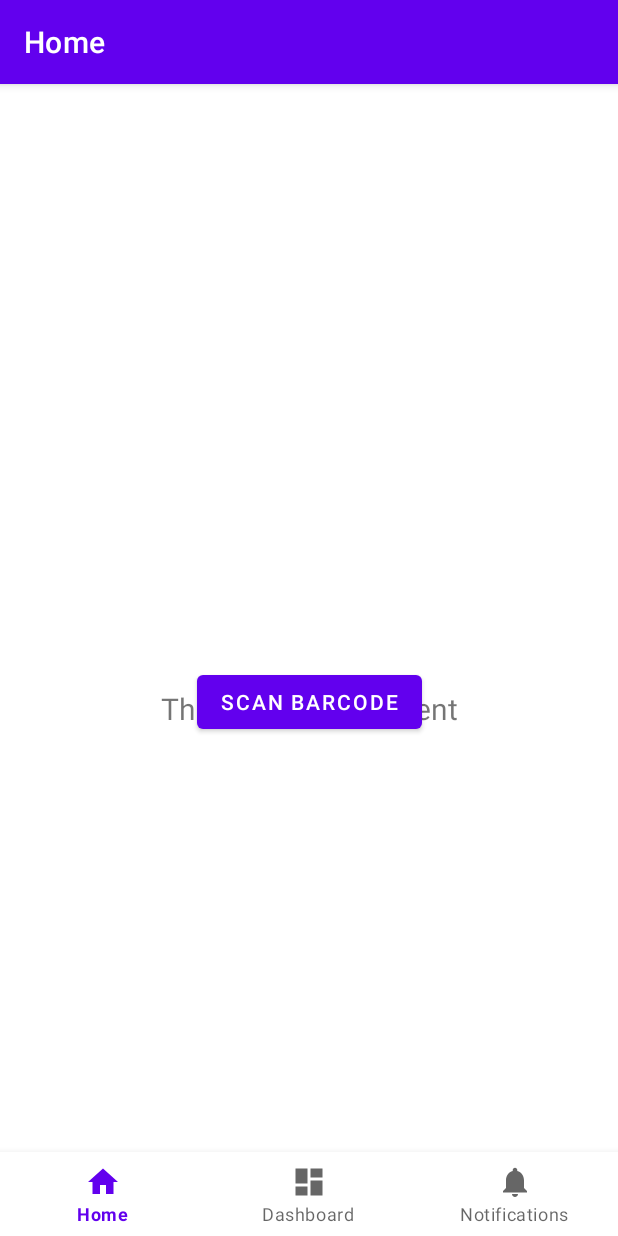
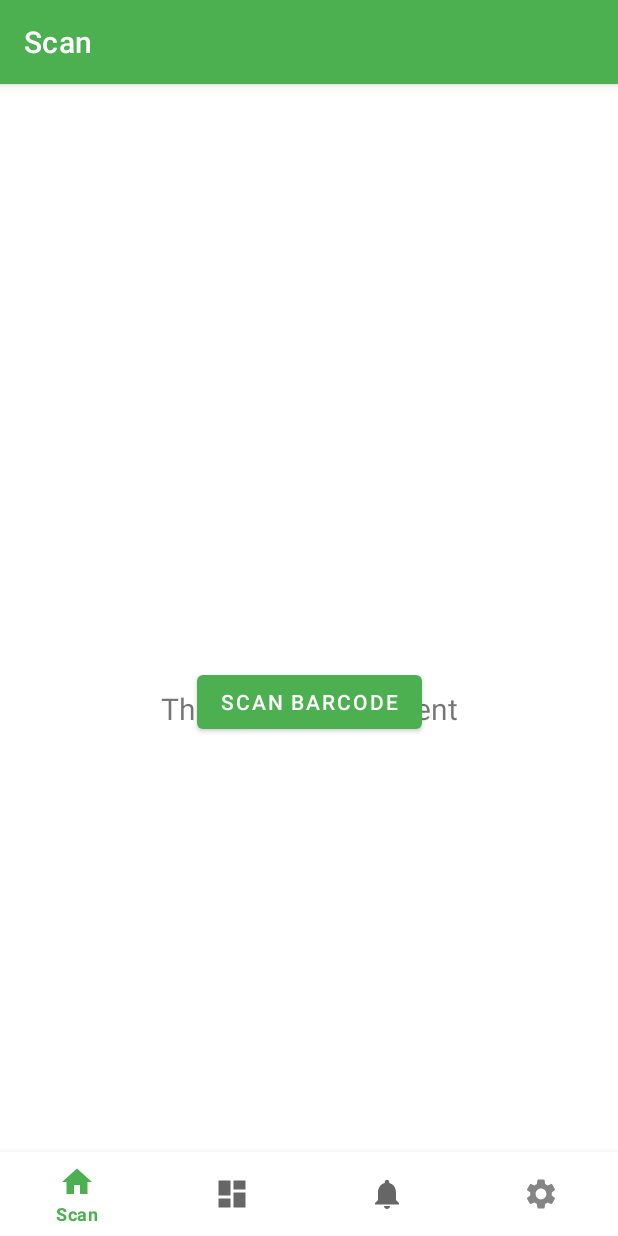
Before and after one commit to EmirTutar/RateMeNew, an Android app: the screen it shows after launch (MainActivity), on a phone screen of 412 x 824 dp. Run offline under Robolectric (Android 15) with nearby library versions, the phone set to English and light mode, and no system bars; our stand-ins replace navigation-ui; libraries missing offline, so code that uses them is left out: com.google.zxing.integration.

Commit message:
4 Elementige Navigationsbar erstellt

```diff
--- a/app/src/main/java/com/example/rateme/MainActivity.java
+++ b/app/src/main/java/com/example/rateme/MainActivity.java
@@ -1,49 +1,41 @@
 package com.example.rateme;
 
 import android.os.Bundle;
-
 import com.google.android.material.bottomnavigation.BottomNavigationView;
-
 import androidx.appcompat.app.AppCompatActivity;
 import androidx.navigation.NavController;
 import androidx.navigation.Navigation;
 import androidx.navigation.ui.AppBarConfiguration;
 import androidx.navigation.ui.NavigationUI;
-
 import com.example.rateme.databinding.ActivityMainBinding;
-
 import android.content.Intent;
-import android.os.Bundle;
 import android.view.View;
 import android.widget.Button;
 import android.widget.Toast;
-
 import androidx.annotation.Nullable;
-import androidx.appcompat.app.AppCompatActivity;
-import androidx.navigation.NavController;
-import androidx.navigation.Navigation;
-import androidx.navigation.ui.AppBarConfiguration;
-import androidx.navigation.ui.NavigationUI;
-
 import com.google.zxing.integration.android.IntentIntegrator;
 import com.google.zxing.integration.android.IntentResult;
 
 public class MainActivity extends AppCompatActivity {
 
     private AppBarConfiguration appBarConfiguration;
-
+    private ActivityMainBinding binding;
     @Override
     protected void onCreate(Bundle savedInstanceState) {
         super.onCreate(savedInstanceState);
-        setContentView(R.layout.activity_main);
 
+        binding = ActivityMainBinding.inflate(getLayoutInflater());
+        setContentView(binding.getRoot());
+
+        BottomNavigationView navView = findViewById(R.id.nav_view);
         // Setup für die Navigation
-        appBarConfiguration = new AppBarConfiguration.Builder(
-                R.id.navigation_home, R.id.navigation_dashboard, R.id.navigation_notifications)
-                .build();
+          appBarConfiguration = new AppBarConfiguration.Builder(
+                 R.id.navigation_home)
+                 .build();
 
         NavController navController = Navigation.findNavController(this, R.id.nav_host_fragment_activity_main);
         NavigationUI.setupActionBarWithNavController(this, navController, appBarConfiguration);
+        NavigationUI.setupWithNavController(binding.navView, navController);
 
         // Navigation View
         Button scanButton = findViewById(R.id.scanButton);
--- /dev/null
+++ b/app/src/main/res/drawable-anydpi/ic_settings.xml
@@ -0,0 +1,11 @@
+<vector xmlns:android="http://schemas.android.com/apk/res/android"
+    android:width="24dp"
+    android:height="24dp"
+    android:viewportWidth="24"
+    android:viewportHeight="24"
+    android:tint="#49BC16"
+    android:alpha="0.8">
+  <path
+      android:fillColor="@android:color/white"
+      android:pathData="M19.14,12.94c0.04,-0.3 0.06,-0.61 0.06,-0.94c0,-0.32 -0.02,-0.64 -0.07,-0.94l2.03,-1.58c0.18,-0.14 0.23,-0.41 0.12,-0.61l-1.92,-3.32c-0.12,-0.22 -0.37,-0.29 -0.59,-0.22l-2.39,0.96c-0.5,-0.38 -1.03,-0.7 -1.62,-0.94L14.4,2.81c-0.04,-0.24 -0.24,-0.41 -0.48,-0.41h-3.84c-0.24,0 -0.43,0.17 -0.47,0.41L9.25,5.35C8.66,5.59 8.12,5.92 7.63,6.29L5.24,5.33c-0.22,-0.08 -0.47,0 -0.59,0.22L2.74,8.87C2.62,9.08 2.66,9.34 2.86,9.48l2.03,1.58C4.84,11.36 4.8,11.69 4.8,12s0.02,0.64 0.07,0.94l-2.03,1.58c-0.18,0.14 -0.23,0.41 -0.12,0.61l1.92,3.32c0.12,0.22 0.37,0.29 0.59,0.22l2.39,-0.96c0.5,0.38 1.03,0.7 1.62,0.94l0.36,2.54c0.05,0.24 0.24,0.41 0.48,0.41h3.84c0.24,0 0.44,-0.17 0.47,-0.41l0.36,-2.54c0.59,-0.24 1.13,-0.56 1.62,-0.94l2.39,0.96c0.22,0.08 0.47,0 0.59,-0.22l1.92,-3.32c0.12,-0.22 0.07,-0.47 -0.12,-0.61L19.14,12.94zM12,15.6c-1.98,0 -3.6,-1.62 -3.6,-3.6s1.62,-3.6 3.6,-3.6s3.6,1.62 3.6,3.6S13.98,15.6 12,15.6z"/>
+</vector>
--- a/app/src/main/res/menu/bottom_nav_menu.xml
+++ b/app/src/main/res/menu/bottom_nav_menu.xml
@@ -4,16 +4,20 @@
     <item
         android:id="@+id/navigation_home"
         android:icon="@drawable/ic_home_black_24dp"
-        android:title="@string/title_home" />
+        android:title="@string/title_scan" />
 
     <item
         android:id="@+id/navigation_dashboard"
         android:icon="@drawable/ic_dashboard_black_24dp"
-        android:title="@string/title_dashboard" />
+        android:title="@string/title_history" />
 
     <item
         android:id="@+id/navigation_notifications"
         android:icon="@drawable/ic_notifications_black_24dp"
-        android:title="@string/title_notifications" />
+        android:title="@string/title_favourites" />
+    <item
+        android:id="@+id/navigation_settings"
+        android:icon="@drawable/ic_settings"
+        android:title="@string/title_settings" />
 
 </menu>
--- a/app/src/main/res/navigation/mobile_navigation.xml
+++ b/app/src/main/res/navigation/mobile_navigation.xml
@@ -8,18 +8,25 @@
     <fragment
         android:id="@+id/navigation_home"
         android:name="com.example.rateme.ui.home.HomeFragment"
-        android:label="@string/title_home"
+        android:label="@string/title_scan"
         tools:layout="@layout/fragment_home" />
 
     <fragment
         android:id="@+id/navigation_dashboard"
         android:name="com.example.rateme.ui.dashboard.DashboardFragment"
-        android:label="@string/title_dashboard"
+        android:label="@string/title_history"
         tools:layout="@layout/fragment_dashboard" />
 
     <fragment
         android:id="@+id/navigation_notifications"
         android:name="com.example.rateme.ui.notifications.NotificationsFragment"
-        android:label="@string/title_notifications"
+        android:label="@string/title_favourites"
         tools:layout="@layout/fragment_notifications" />
+
+    <fragment
+        android:id="@+id/navigation_settings"
+        android:name="com.example.rateme.ui.settings.SettingsFragment"
+        android:label="@string/title_settings"
+        tools:layout="@layout/fragment_notifications" />
+
 </navigation>
--- a/app/src/main/res/values-night/themes.xml
+++ b/app/src/main/res/values-night/themes.xml
@@ -2,7 +2,7 @@
     <!-- Base application theme. -->
     <style name="Theme.RateMe" parent="Theme.MaterialComponents.DayNight.DarkActionBar">
         <!-- Primary brand color. -->
-        <item name="colorPrimary">@color/purple_200</item>
+        <item name="colorPrimary">@color/green</item>
         <item name="colorPrimaryVariant">@color/purple_700</item>
         <item name="colorOnPrimary">@color/black</item>
         <!-- Secondary brand color. -->
--- a/app/src/main/res/values/colors.xml
+++ b/app/src/main/res/values/colors.xml
@@ -1,7 +1,7 @@
 <?xml version="1.0" encoding="utf-8"?>
 <resources>
-    <color name="purple_200">#FFBB86FC</color>
-    <color name="purple_500">#FF6200EE</color>
+    <color name="green">#8BC34A</color>
+    <color name="strong_green">#4CAF50</color>
     <color name="purple_700">#FF3700B3</color>
     <color name="teal_200">#FF03DAC5</color>
     <color name="teal_700">#FF018786</color>
--- a/app/src/main/res/values/strings.xml
+++ b/app/src/main/res/values/strings.xml
@@ -1,6 +1,7 @@
 <resources>
     <string name="app_name">RateMe</string>
-    <string name="title_home">Home</string>
-    <string name="title_dashboard">Dashboard</string>
-    <string name="title_notifications">Notifications</string>
+    <string name="title_scan">Scan</string>
+    <string name="title_history">History</string>
+    <string name="title_favourites">Favourites</string>
+    <string name="title_settings">Settings</string>
 </resources>
--- a/app/src/main/res/values/themes.xml
+++ b/app/src/main/res/values/themes.xml
@@ -2,7 +2,7 @@
     <!-- Base application theme. -->
     <style name="Theme.RateMe" parent="Theme.MaterialComponents.DayNight.DarkActionBar">
         <!-- Primary brand color. -->
-        <item name="colorPrimary">@color/purple_500</item>
+        <item name="colorPrimary">@color/strong_green</item>
         <item name="colorPrimaryVariant">@color/purple_700</item>
         <item name="colorOnPrimary">@color/white</item>
         <!-- Secondary brand color. -->
--- a/build.gradle.kts
+++ b/build.gradle.kts
@@ -1,4 +1,4 @@
 // Top-level build file where you can add configuration options common to all sub-projects/modules.
 plugins {
-    id("com.android.application") version "8.1.3" apply false
+    id("com.android.application") version "8.1.4" apply false
 }
```
Also changed, not shown: app/src/main/java/com/example/rateme/ui/settings/SettingsFragment.java (added, +39 -0 lines), app/src/main/java/com/example/rateme/ui/settings/SettingsViewModel.java (added, +19 -0 lines), app/src/main/res/layout/fragment_settings.xml (added, +22 -0 lines), app/src/main/res/drawable-hdpi/ic_settings.png (added), app/src/main/res/drawable-mdpi/ic_settings.png (added), app/src/main/res/drawable-xhdpi/ic_settings.png (added), app/src/main/res/drawable-xxhdpi/ic_settings.png (added).
